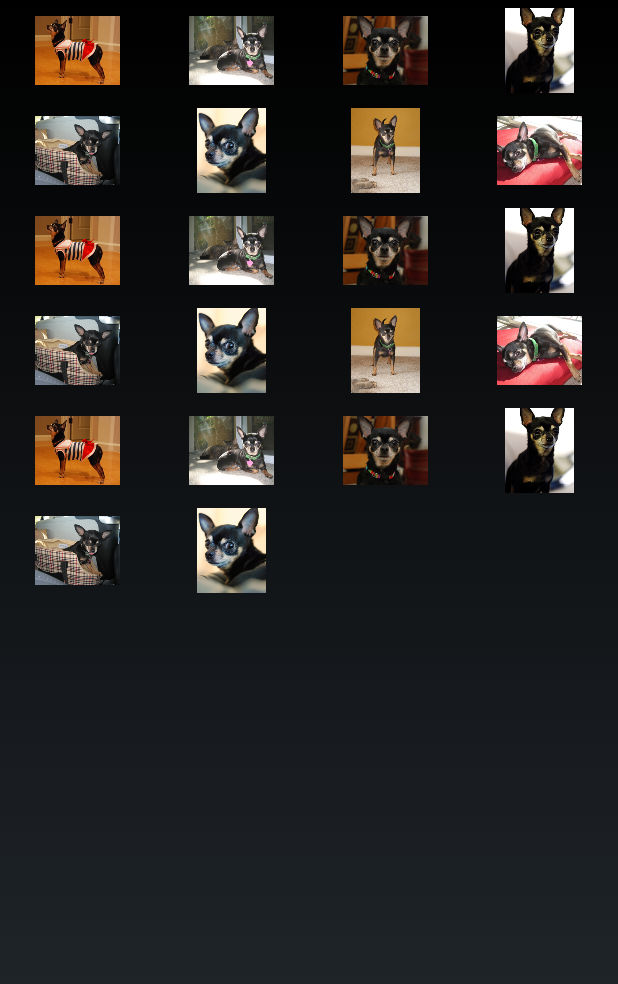
After one commit to Jtellez86/avalon_tracker, an Android app: the CharacterSelectionActivity screen opened directly, with no data from a screen before it, on a phone screen of 412 x 824 dp. The commit adds this screen. Shown: the top 984 px of the screen. Run offline under Robolectric (Android 15) with nearby library versions, the phone set to English and light mode, and no system bars; our stand-ins replace ButterKnife.

Commit message:
Introduces flow from player count to character selection with images

```diff
--- /dev/null
+++ b/app/src/main/java/org/avalon/tracker/characterSelection/CharacterSelectionActivity.java
@@ -0,0 +1,52 @@
+package org.avalon.tracker.characterSelection;
+
+import android.app.Activity;
+import android.content.Intent;
+import android.os.Bundle;
+import android.view.View;
+import android.widget.AdapterView;
+import android.widget.GridView;
+
+import org.avalon.tracker.R;
+
+import java.util.ArrayList;
+import java.util.List;
+
+import butterknife.ButterKnife;
+
+public class CharacterSelectionActivity extends Activity {
+    private Integer playerCount;
+    private List<String> selection;
+
+    @Override
+    public void onCreate(Bundle savedInstanceState) {
+        super.onCreate(savedInstanceState);
+        setContentView(R.layout.character_selection);
+        ButterKnife.bind(this);
+
+        GridView gridview = (GridView) findViewById(R.id.characterGrid);
+        gridview.setAdapter(new ImageAdapter(this));
+
+        gridview.setOnItemClickListener(new AdapterView.OnItemClickListener() {
+            public void onItemClick(AdapterView<?> parent, View v, int position, long id) {
+
+            }
+        });
+
+        playerCount = getIntent().getIntExtra("playerCount", 0);
+        selection = new ArrayList<>();
+    }
+
+    @Override
+    public void startActivity(Intent intent) {
+        super.startActivity(intent);
+    }
+
+    public Integer getPlayerCount() {
+        return playerCount;
+    }
+
+    public List<String> getSelection() {
+        return selection;
+    }
+}
--- /dev/null
+++ b/app/src/main/java/org/avalon/tracker/characterSelection/ImageAdapter.java
@@ -0,0 +1,65 @@
+package org.avalon.tracker.characterSelection;
+
+import android.content.Context;
+import android.view.View;
+import android.view.ViewGroup;
+import android.widget.BaseAdapter;
+import android.widget.GridView;
+import android.widget.ImageView;
+
+import org.avalon.tracker.R;
+
+public class ImageAdapter extends BaseAdapter {
+    private Context context;
+
+    public ImageAdapter(Context context) {
+        this.context = context;
+    }
+
+    @Override
+    public int getCount() {
+        return imageIds.length;
+    }
+
+    @Override
+    public Object getItem(int position) {
+        return null;
+    }
+
+    @Override
+    public long getItemId(int position) {
+        return 0;
+    }
+
+    // create a new ImageView for each item referenced by the Adapter
+    @Override
+    public View getView(int position, View convertView, ViewGroup parent) {
+        ImageView imageView;
+        if (convertView == null) {
+            imageView = new ImageView(context);
+            imageView.setLayoutParams(new GridView.LayoutParams(85  , 85));
+            imageView.setScaleType(ImageView.ScaleType.CENTER_CROP);
+            imageView.setPadding(8, 8, 8, 8);
+        } else {
+            imageView = (ImageView) convertView;
+        }
+
+        imageView.setImageResource(imageIds[position]);
+        return imageView;
+    }
+
+    // references to our images
+    private Integer[] imageIds = {
+            R.drawable.sample_2, R.drawable.sample_3,
+            R.drawable.sample_4, R.drawable.sample_5,
+            R.drawable.sample_6, R.drawable.sample_7,
+            R.drawable.sample_0, R.drawable.sample_1,
+            R.drawable.sample_2, R.drawable.sample_3,
+            R.drawable.sample_4, R.drawable.sample_5,
+            R.drawable.sample_6, R.drawable.sample_7,
+            R.drawable.sample_0, R.drawable.sample_1,
+            R.drawable.sample_2, R.drawable.sample_3,
+            R.drawable.sample_4, R.drawable.sample_5,
+            R.drawable.sample_6, R.drawable.sample_7
+    };
+}
--- /dev/null
+++ b/app/src/main/res/layout/character_selection.xml
@@ -0,0 +1,12 @@
+<?xml version="1.0" encoding="utf-8"?>
+<GridView xmlns:android="http://schemas.android.com/apk/res/android"
+    android:id="@+id/characterGrid"
+    android:layout_width="match_parent"
+    android:layout_height="match_parent"
+    android:columnWidth="90dp"
+    android:numColumns="auto_fit"
+    android:verticalSpacing="10dp"
+    android:horizontalSpacing="10dp"
+    android:stretchMode="columnWidth"
+    android:gravity="center">
+</GridView>
```
Also changed, not shown: app/src/main/AndroidManifest.xml (+5 -8 lines), app/src/main/java/org/avalon/tracker/PlayerCountActivity.java (+6 -2 lines), app/src/main/res/layout/main.xml (+2 -5 lines), app/src/main/res/drawable-hdpi/sample_0.jpg (added), app/src/main/res/drawable-hdpi/sample_1.jpg (added), app/src/main/res/drawable-hdpi/sample_2.jpg (added), app/src/main/res/drawable-hdpi/sample_3.jpg (added), app/src/main/res/drawable-hdpi/sample_4.jpg (added), app/src/main/res/drawable-hdpi/sample_5.jpg (added), app/src/main/res/drawable-hdpi/sample_6.jpg (added), app/src/main/res/drawable-hdpi/sample_7.jpg (added), 2 other files.
